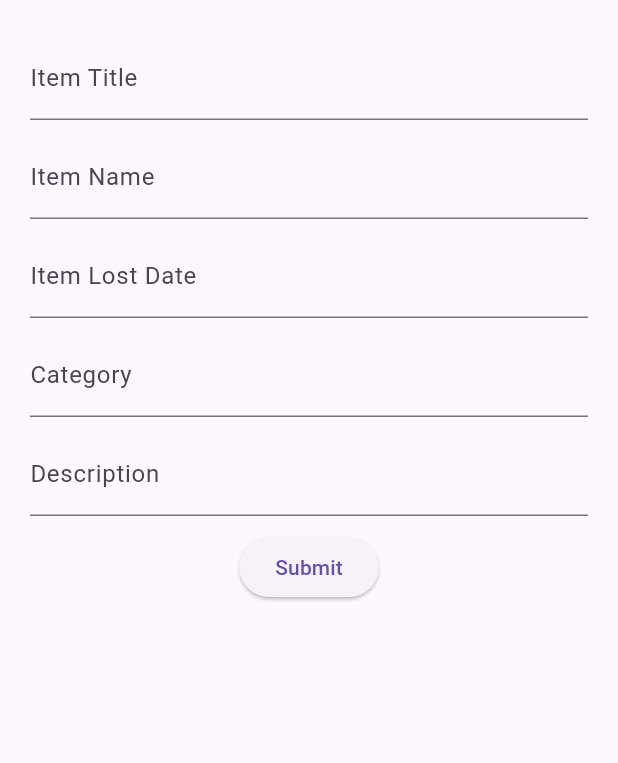
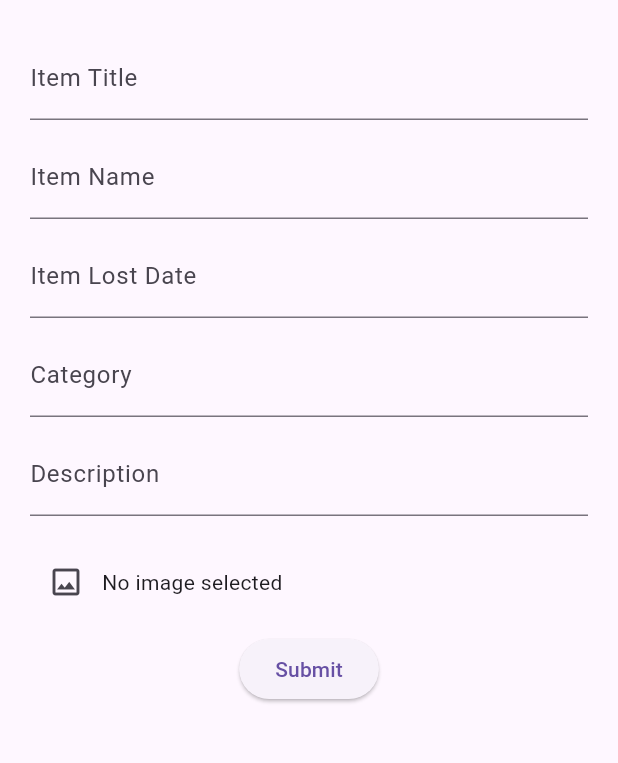
Before and after one commit to Hawraa91/Lost-and-found-App, a Flutter app: the LostItemForm screen opened by its route, on a phone screen of 412 x 824 dp, the part 63-826 px from its top. Run offline on Flutter 3.47's test engine with Material 3 defaults, Android fonts, the phone set to English and light mode, and no system bars; our stand-ins replace cloud_firestore, firebase_auth, firebase_core, image_picker; accounts and stored records are empty.

Commit message:
1upload image added

```diff
--- a/lib/screens/post/lostItem.dart
+++ b/lib/screens/post/lostItem.dart
@@ -1,5 +1,5 @@
 import 'package:flutter/material.dart';
-import 'package:flutter/services.dart';
+import 'package:image_picker/image_picker.dart';
 
 void main() {
   runApp(const MyApp());
@@ -34,6 +34,9 @@ class _LostItemFormState extends State<LostItemForm> {
   final _itemLostDateController = TextEditingController();
   final _categoryController = TextEditingController();
   final _descriptionController = TextEditingController();
+  XFile? _imageFile; // To store the selected image
+
+  final ImagePicker _picker = ImagePicker(); // Image picker instance
 
   @override
   void dispose() {
@@ -45,21 +48,30 @@ class _LostItemFormState extends State<LostItemForm> {
     super.dispose();
   }
 
+  Future<void> _getImage() async {
+    final pickedFile = await _picker.pickImage(source: ImageSource.camera);
+    setState(() {
+      if (pickedFile != null) {
+        _imageFile = pickedFile;
+      }
+    });
+  }
+
   @override
   Widget build(BuildContext context) {
     return Scaffold(
       appBar: AppBar(
-        title: Text('Lost and Found Form'),
+        title: const Text('Lost and Found Form'),
       ),
       body: SingleChildScrollView(
-        padding: EdgeInsets.symmetric(horizontal: 20, vertical: 10),
+        padding: const EdgeInsets.symmetric(horizontal: 20, vertical: 10),
         child: Form(
           key: _formKey,
           child: Column(
             children: [
               TextFormField(
                 controller: _itemTitleController,
-                decoration: InputDecoration(
+                decoration: const InputDecoration(
                   labelText: 'Item Title',
                   hintText: 'Enter item title',
                 ),
@@ -70,10 +82,10 @@ class _LostItemFormState extends State<LostItemForm> {
                   return null;
                 },
               ),
-              SizedBox(height: 10),
+              const SizedBox(height: 10),
               TextFormField(
                 controller: _itemNameController,
-                decoration: InputDecoration(
+                decoration: const InputDecoration(
                   labelText: 'Item Name',
                   hintText: 'Enter item name',
                 ),
@@ -84,10 +96,10 @@ class _LostItemFormState extends State<LostItemForm> {
                   return null;
                 },
               ),
-              SizedBox(height: 10),
+              const SizedBox(height: 10),
               TextFormField(
                 controller: _itemLostDateController,
-                decoration: InputDecoration(
+                decoration: const InputDecoration(
                   labelText: 'Item Lost Date',
                   hintText: 'Enter item lost date',
                 ),
@@ -98,10 +110,10 @@ class _LostItemFormState extends State<LostItemForm> {
                   return null;
                 },
               ),
-              SizedBox(height: 10),
+              const SizedBox(height: 10),
               TextFormField(
                 controller: _categoryController,
-                decoration: InputDecoration(
+                decoration: const InputDecoration(
                   labelText: 'Category',
                   hintText: 'Enter category',
                 ),
@@ -112,10 +124,10 @@ class _LostItemFormState extends State<LostItemForm> {
                   return null;
                 },
               ),
-              SizedBox(height: 10),
+              const SizedBox(height: 10),
               TextFormField(
                 controller: _descriptionController,
-                decoration: InputDecoration(
+                decoration: const InputDecoration(
                   labelText: 'Description',
                   hintText: 'Enter description',
                 ),
@@ -126,21 +138,42 @@ class _LostItemFormState extends State<LostItemForm> {
                   return null;
                 },
               ),
-              SizedBox(height: 10),
+              const SizedBox(height: 10),
+
+
+              const SizedBox(height: 10),
+
+              // Image upload section
+              Row(
+                children: [
+                  IconButton(
+                    icon: Icon(Icons.image_outlined),
+                    onPressed: _getImage,
+                  ),
+                  Text(_imageFile?.path ?? 'No image selected'),
+                ],
+              ),
+
+              const SizedBox(height: 10),
+
+              // Submit button (after image upload)
               ElevatedButton(
                 onPressed: () {
                   if (_formKey.currentState!.validate()) {
+                    // Handle form submission with image upload
+                    // ...
                     ScaffoldMessenger.of(context).showSnackBar(
                       SnackBar(
                         content: Text('Form submitted successfully'),
                       ),
                     );
-                    // Clear form fields
+                    // Clear form fields and image selection
                     _itemTitleController.clear();
                     _itemNameController.clear();
                     _itemLostDateController.clear();
                     _categoryController.clear();
                     _descriptionController.clear();
+                    _imageFile = null;
                   }
                 },
                 child: Text('Submit'),
--- a/pubspec.yaml
+++ b/pubspec.yaml
@@ -22,6 +22,7 @@ dependencies:
   google_fonts: ^6.1.0
   flutter_svg: ^2.0.10+1
   image_picker: ^1.0.7
+  image_field: ^0.0.9
 
 
 dev_dependencies:
```
Also changed, not shown: pubspec.lock.
